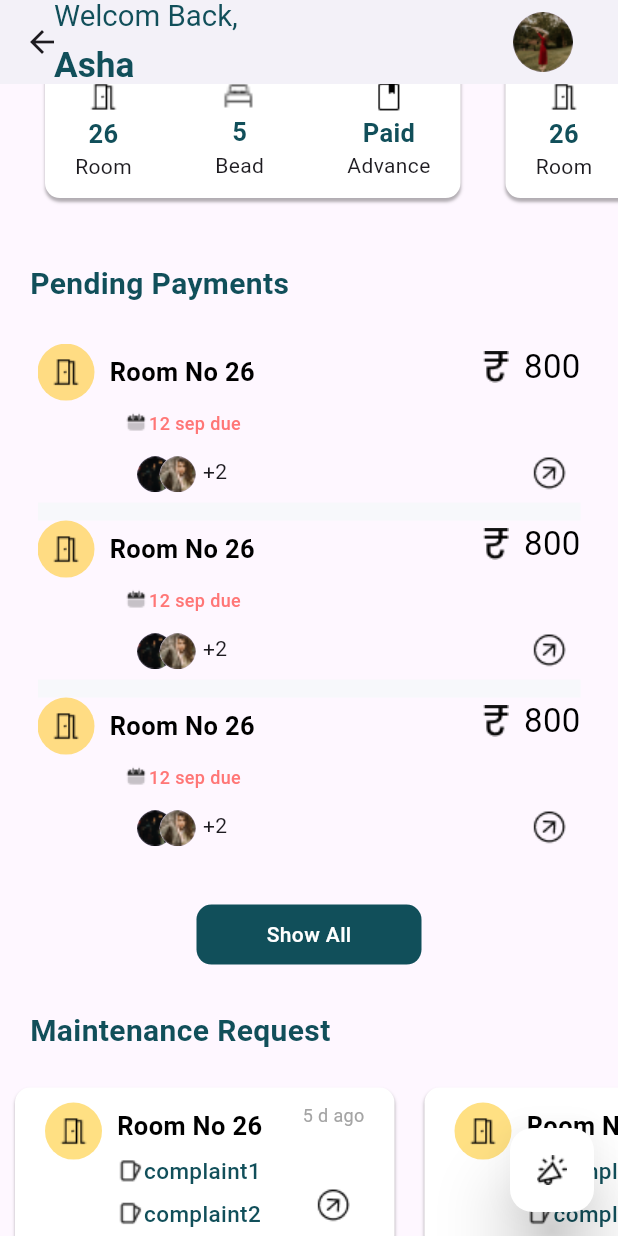
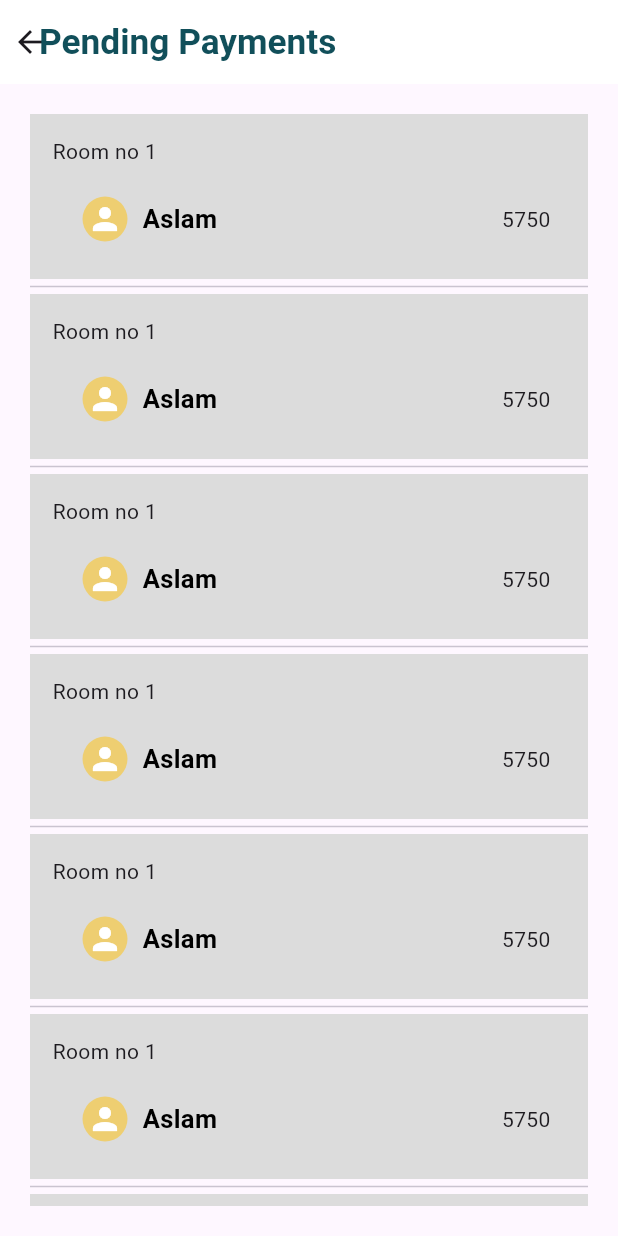
Before and after one commit to muhammed-aslam-pm/Hostel-Manager, a Flutter app: the OwnerDashBoardPage screen opened directly, scrolled down 576 dp, after a tap on "Show All", on a phone screen of 412 x 824 dp. Run offline on Flutter 3.47's test engine with Material 3 defaults, Android fonts, the phone set to English and light mode, and no system bars; our stand-ins replace smooth_page_indicator.

Commit message:
pending payments screen just created

```diff
--- /dev/null
+++ b/lib/view/all_pending_payments_screen/pending_payments_screen.dart
@@ -0,0 +1,35 @@
+import 'package:flutter/material.dart';
+import 'package:hostel_management_app/utils/color_constants.dart';
+import 'package:hostel_management_app/utils/text_style_constatnts.dart';
+import 'package:hostel_management_app/view/all_pending_payments_screen/widgets/pending_payments_detailes_card.dart';
+
+class PendingPaymentsScreen extends StatelessWidget {
+  const PendingPaymentsScreen({super.key});
+
+  @override
+  Widget build(BuildContext context) {
+    return Scaffold(
+      appBar: AppBar(
+        title: Hero(
+          tag: Title,
+          child: Text(
+            "Pending Payments",
+            style: TextStyleConstants.homeMainTitle2,
+          ),
+        ),
+        backgroundColor: ColorConstants.primaryWhiteColor,
+        elevation: 0,
+        leadingWidth: 10,
+      ),
+      body: Padding(
+        padding: const EdgeInsets.all(20.0),
+        child: ListView.separated(
+            itemBuilder: (context, index) => PendingPaymentDetailesCard(),
+            separatorBuilder: (context, index) => Divider(
+                  height: 10,
+                ),
+            itemCount: 10),
+      ),
+    );
+  }
+}
--- /dev/null
+++ b/lib/view/all_pending_payments_screen/widgets/pending_payments_detailes_card.dart
@@ -0,0 +1,59 @@
+import 'package:flutter/material.dart';
+import 'package:hostel_management_app/utils/color_constants.dart';
+import 'package:hostel_management_app/utils/text_style_constatnts.dart';
+
+class PendingPaymentDetailesCard extends StatelessWidget {
+  const PendingPaymentDetailesCard({super.key});
+
+  @override
+  Widget build(BuildContext context) {
+    return Container(
+      padding: EdgeInsets.all(15),
+      width: double.infinity,
+      decoration: BoxDecoration(color: ColorConstants.SecondaryColor1),
+      child: Column(
+        mainAxisAlignment: MainAxisAlignment.start,
+        crossAxisAlignment: CrossAxisAlignment.start,
+        children: [
+          Text("Room no 1"),
+          Padding(
+            padding: const EdgeInsets.only(top: 10, left: 10),
+            child: Column(
+              children: [
+                Container(
+                  width: double.infinity,
+                  padding: EdgeInsets.all(10),
+                  child: Row(
+                    mainAxisAlignment: MainAxisAlignment.spaceBetween,
+                    children: [
+                      Row(
+                        children: [
+                          CircleAvatar(
+                            radius: 15,
+                            child: Icon(
+                              Icons.person,
+                              color: ColorConstants.primaryWhiteColor,
+                            ),
+                            backgroundColor: ColorConstants.SecondaryColor4,
+                          ),
+                          SizedBox(
+                            width: 10,
+                          ),
+                          Text(
+                            "Aslam",
+                            style: TextStyleConstants.dashboardBookingName,
+                          ),
+                        ],
+                      ),
+                      Text("5750")
+                    ],
+                  ),
+                )
+              ],
+            ),
+          )
+        ],
+      ),
+    );
+  }
+}
--- a/lib/view/owner_dashboard_page/owner_dashboard_page.dart
+++ b/lib/view/owner_dashboard_page/owner_dashboard_page.dart
@@ -2,6 +2,7 @@ import 'package:flutter/material.dart';
 import 'package:hostel_management_app/utils/color_constants.dart';
 import 'package:hostel_management_app/utils/image_constants.dart';
 import 'package:hostel_management_app/utils/text_style_constatnts.dart';
+import 'package:hostel_management_app/view/all_pending_payments_screen/pending_payments_screen.dart';
 import 'package:hostel_management_app/view/announcement_adding_form/announcement_bottom_sheet.dart';
 import 'package:hostel_management_app/view/owner_dashboard_page/widgets/date_card.dart';
 import 'package:hostel_management_app/view/global_widgets/date_sorting_button.dart';
@@ -162,9 +163,12 @@ class OwnerDashBoardPage extends StatelessWidget {
               ),
               Padding(
                 padding: const EdgeInsets.symmetric(horizontal: 20),
-                child: Text(
-                  "Pending Payments",
-                  style: TextStyleConstants.dashboardSubtitle1,
+                child: Hero(
+                  tag: Title,
+                  child: Text(
+                    "Pending Payments",
+                    style: TextStyleConstants.dashboardSubtitle1,
+                  ),
                 ),
               ),
               Padding(
@@ -190,7 +194,14 @@ class OwnerDashBoardPage extends StatelessWidget {
                 child: Padding(
                   padding: const EdgeInsets.all(10.0),
                   child: InkWell(
-                    onTap: () {},
+                    onTap: () {
+                      Navigator.push(
+                        context,
+                        MaterialPageRoute(
+                          builder: (context) => PendingPaymentsScreen(),
+                        ),
+                      );
+                    },
                     child: Container(
                       decoration: BoxDecoration(
                         borderRadius: BorderRadius.circular(10),
```
